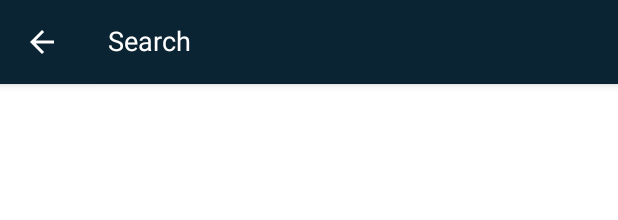
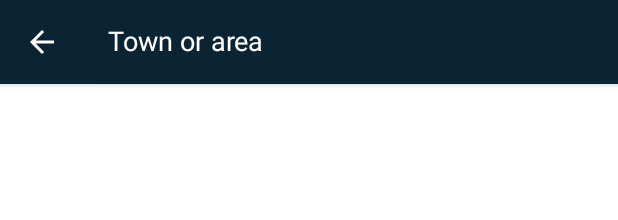
Before and after one commit to monchemin/ouiliftAndroid, an Android app: the layout route_select_dialog.xml on its own in the app's theme, with its tools: preview values and no code run, on a phone screen of 412 x 824 dp. Shown: the top 220 px of the screen. Run offline under Robolectric (Android 15) with nearby library versions, the light colour scheme and no system bars.

Commit message:
improve search experience

```diff
--- a/app/src/main/java/com/ouilift/ui/BaseActivity.java
+++ b/app/src/main/java/com/ouilift/ui/BaseActivity.java
@@ -52,9 +52,9 @@ public class BaseActivity extends AppCompatActivity {
         if (getSupportActionBar() != null) {
             getSupportActionBar().hide();
         }
-        getWindow().setSoftInputMode(
-                WindowManager.LayoutParams.SOFT_INPUT_STATE_VISIBLE
-                        | WindowManager.LayoutParams.SOFT_INPUT_ADJUST_RESIZE);
+       // getWindow().setSoftInputMode(
+        //        WindowManager.LayoutParams.SOFT_INPUT_STATE_VISIBLE
+        //                | WindowManager.LayoutParams.SOFT_INPUT_ADJUST_RESIZE);
 
     }
 
--- a/app/src/main/java/com/ouilift/ui/LoginActivity.java
+++ b/app/src/main/java/com/ouilift/ui/LoginActivity.java
@@ -7,7 +7,6 @@ import android.view.View;
 import android.widget.Button;
 import android.widget.TextView;
 
-import androidx.lifecycle.Observer;
 import androidx.lifecycle.ViewModelProviders;
 
 import com.google.android.material.button.MaterialButton;
@@ -18,7 +17,6 @@ import com.ouilift.constant.DataConstant;
 import com.ouilift.constant.IntentConstant;
 import com.ouilift.model.CustomerViewModel;
 import com.ouilift.presenter.CustomerPresenter;
-import com.ouilift.presenter.PresenterFactory;
 import com.ouilift.ui.search.ReservationActivity;
 import com.ouilift.ui.search.SearchActivity;
 import com.ouilift.utils.Preference;
--- a/app/src/main/res/layout/activity_search.xml
+++ b/app/src/main/res/layout/activity_search.xml
@@ -4,6 +4,7 @@
     xmlns:tools="http://schemas.android.com/tools"
     android:layout_width="match_parent"
     android:layout_height="match_parent"
+    android:fitsSystemWindows="true"
     tools:context=".ui.search.SearchActivity">
 
     <RelativeLayout
--- a/app/src/main/res/layout/activity_settings.xml
+++ b/app/src/main/res/layout/activity_settings.xml
@@ -309,9 +309,11 @@
         style="@style/Widget.MaterialComponents.Button.OutlinedButton"
         android:layout_below="@id/top_container"
         />
+
         </RelativeLayout>
+
     </ScrollView>
 
+
     <include layout="@layout/navigation_layout"/>
-
 </androidx.constraintlayout.widget.ConstraintLayout>
--- a/app/src/main/res/layout/route_select_dialog.xml
+++ b/app/src/main/res/layout/route_select_dialog.xml
@@ -33,7 +33,7 @@
                 android:gravity="center_vertical"
                 android:textColor="@android:color/white"
                 android:theme="@style/SearchViewStyle"
-                android:queryHint="@string/menu_search"
+                android:queryHint="@string/route_search_hint"
                 android:iconifiedByDefault="false"
                 android:searchIcon="@null"
                 android:searchHintIcon="@null"
--- a/app/src/main/res/values/strings.xml
+++ b/app/src/main/res/values/strings.xml
@@ -84,5 +84,6 @@
     <string name="error_route_place">Place must be between 1 and 3 </string>
     <string name="password_forget_hint">Forget password</string>
     <string name="btn_sent_hint">Sent</string>
+    <string name="route_search_hint">Town or area</string>
     <string name="password_recovery_hint">Enter the Mail address used when creating your account. A temporary password will be sent to you at this address</string>
 </resources>
```
Also changed, not shown: app/src/main/java/com/ouilift/ui/adapter/RouteStationAdapter.java (+7 -13 lines), app/src/main/java/com/ouilift/ui/search/SearchActivity.java (+6 -7 lines), 1 other file.
